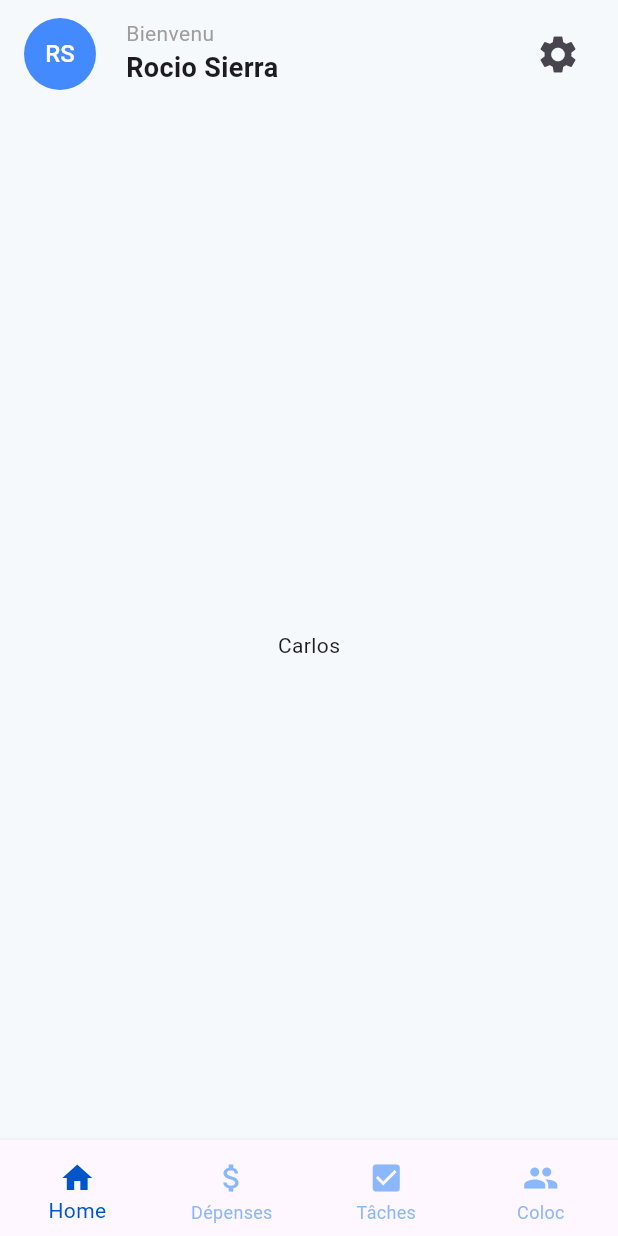
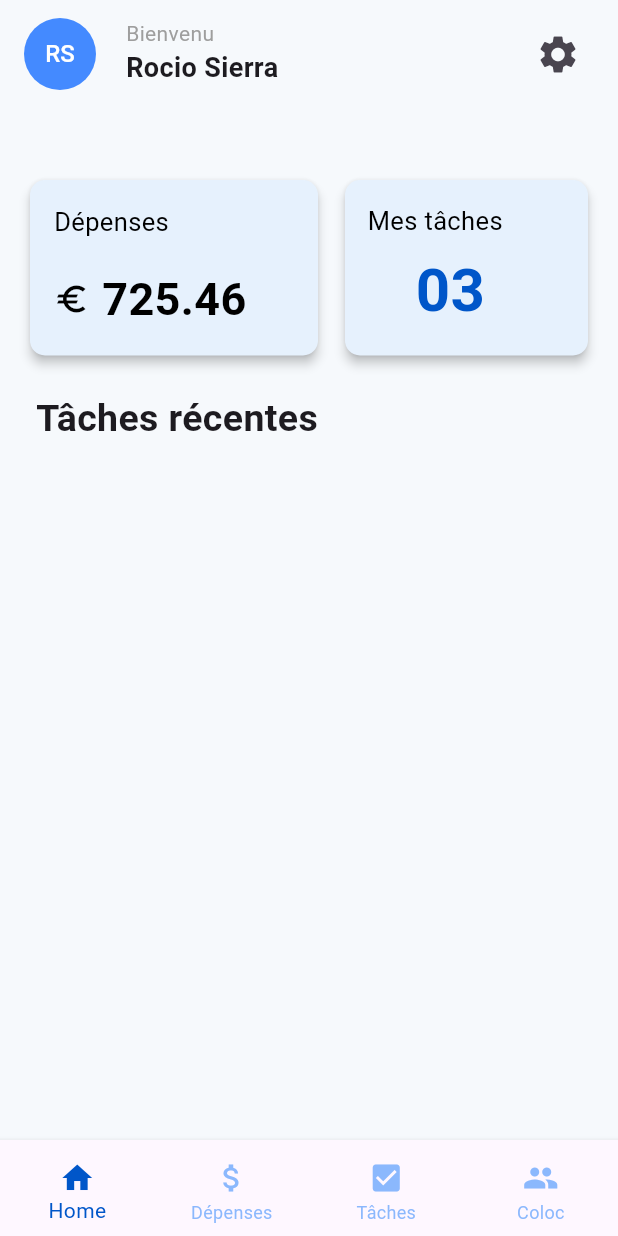
Before and after one commit to CoHabitProject/co_habit_frontend, a Flutter app: the HomeScreen screen opened by its route, on a phone screen of 412 x 824 dp. Run offline on Flutter 3.47's test engine with Material 3 defaults, Android fonts, the phone set to English and light mode, and no system bars; our stand-ins replace dio, get_it, go_router, lottie, pinput, shared_preferences; missing offline and left inert: flutter_appauth; accounts and stored records are empty; network calls fail.

Commit message:
ajout cards première ligne

```diff
--- a/lib/config/theme/app_theme.dart
+++ b/lib/config/theme/app_theme.dart
@@ -6,6 +6,7 @@ class AppTheme {
   static const Color darkPrimaryColor = Color(0xFF0056C9);
   static const Color backgroundColor = Color(0xFFF6F9FC);
   static const Color navBarUnselected = Color(0x993F8EFC);
+  static const Color homeCardBackroundColor = Color(0xFFE6F1FD);
   // Fontes de l'application
   static const String primaryFont = 'Manrope';
 
--- a/lib/presentation/screens/home/home_screen.dart
+++ b/lib/presentation/screens/home/home_screen.dart
@@ -1,6 +1,7 @@
 import 'package:co_habit_frontend/config/theme/app_theme.dart';
 import 'package:co_habit_frontend/presentation/screens/home/widgets/custom_app_bar.dart';
 import 'package:co_habit_frontend/presentation/screens/home/widgets/home_screen_navbar.dart';
+import 'package:co_habit_frontend/presentation/widgets/common/flexible_card.dart';
 import 'package:flutter/material.dart';
 
 class HomeScreen extends StatefulWidget {
@@ -22,8 +23,24 @@ class _HomeScreenState extends State<HomeScreen> {
         lastName: lastName,
         avatarColor: Colors.blueAccent,
       ),
-      body: const Center(
-        child: Text('Carlos'),
+      body: const SingleChildScrollView(
+        padding: EdgeInsets.all(16),
+        child: Column(
+          crossAxisAlignment: CrossAxisAlignment.stretch,
+          children: [
+            _BuildHeaderCards(),
+            SizedBox(
+              height: 20,
+            ),
+            Padding(
+              padding: EdgeInsets.only(left: 8),
+              child: Text(
+                'Tâches récentes',
+                style: TextStyle(fontSize: 25, fontWeight: FontWeight.w700),
+              ),
+            )
+          ],
+        ),
       ),
       bottomNavigationBar:
           HomeScreenNavbar(currentIndex: _selectedIndex, onTap: (int index) {}),
@@ -31,3 +48,50 @@ class _HomeScreenState extends State<HomeScreen> {
     );
   }
 }
+
+class _BuildHeaderCards extends StatelessWidget {
+  const _BuildHeaderCards({
+    super.key,
+  });
+
+  @override
+  Widget build(BuildContext context) {
+    return const Row(
+      children: [
+        FlexibleCard(
+          title: 'Dépenses',
+          width: 200,
+          height: 125,
+          text: '725.46',
+          icon: Icons.euro,
+          borderRadius: 10,
+          iconPosition: IconPosition.left,
+          titleColor: Colors.black,
+          titleSize: 17,
+          titleWeight: FontWeight.normal,
+          cardColor: AppTheme.homeCardBackroundColor,
+          iconColor: Colors.black,
+          textSize: 30,
+          textWeight: FontWeight.bold,
+        ),
+        SizedBox(
+          width: 10,
+        ),
+        FlexibleCard(
+          title: 'Mes tâches',
+          width: 170,
+          height: 125,
+          text: '03',
+          icon: null,
+          borderRadius: 10,
+          textSize: 40,
+          padding: EdgeInsets.all(15),
+          textWeight: FontWeight.bold,
+          titleSize: 17,
+          cardColor: AppTheme.homeCardBackroundColor,
+          textColor: AppTheme.darkPrimaryColor,
+        )
+      ],
+    );
+  }
+}
--- /dev/null
+++ b/lib/presentation/widgets/common/flexible_card.dart
@@ -0,0 +1,157 @@
+import 'package:co_habit_frontend/config/theme/app_theme.dart';
+import 'package:flutter/material.dart';
+
+enum IconPosition { left, right, bottom }
+
+class FlexibleCard extends StatelessWidget {
+  final String title;
+  final String text;
+  final IconData? icon;
+  final IconPosition? iconPosition;
+  final Color? cardColor;
+  final Color? titleColor;
+  final double titleSize;
+  final FontWeight? titleWeight;
+  final Color? textColor;
+  final double textSize;
+  final FontWeight? textWeight;
+  final Color? iconColor;
+  final double width;
+  final double height;
+  final EdgeInsetsGeometry? padding;
+  final EdgeInsetsGeometry? margin;
+  final double borderRadius;
+  final VoidCallback? onTap;
+
+  const FlexibleCard(
+      {super.key,
+      required this.title,
+      required this.text,
+      this.icon,
+      this.iconPosition = IconPosition.left,
+      this.cardColor,
+      this.titleColor,
+      this.textColor,
+      this.iconColor,
+      required this.width,
+      required this.height,
+      this.padding,
+      this.margin,
+      required this.borderRadius,
+      this.onTap,
+      required this.textSize,
+      this.textWeight,
+      required this.titleSize,
+      this.titleWeight});
+
+  @override
+  Widget build(BuildContext context) {
+    return Container(
+      width: width,
+      height: height,
+      margin: margin ?? const EdgeInsets.all(0.0),
+      child: Card(
+        color: cardColor ?? AppTheme.darkPrimaryColor,
+        elevation: 3,
+        shape: RoundedRectangleBorder(
+            borderRadius: BorderRadius.circular(borderRadius)),
+        child: InkWell(
+          onTap: onTap,
+          borderRadius: BorderRadius.circular(borderRadius),
+          child: Padding(
+            padding: padding ?? const EdgeInsets.all(16.0),
+            child: _buildCardContent(context),
+          ),
+        ),
+      ),
+    );
+  }
+
+  Widget _buildCardContent(BuildContext context) {
+    return Column(
+      crossAxisAlignment: CrossAxisAlignment.start,
+      children: [
+        Text(
+          title,
+          style: TextStyle(
+            fontSize: titleSize,
+            fontWeight: titleWeight,
+            color: titleColor ?? Colors.black,
+          ),
+        ),
+        Expanded(child: _buildContentArea(context))
+      ],
+    );
+  }
+
+  Widget _buildContentArea(BuildContext context) {
+    final iconWidget = Icon(
+      icon,
+      color: iconColor ?? Colors.white,
+      size: 24,
+    );
+
+    final textWidget = Text(
+      text,
+      style: TextStyle(
+          fontSize: textSize,
+          color: textColor ?? Colors.black,
+          fontWeight: textWeight ?? FontWeight.normal),
+    );
+
+    switch (iconPosition) {
+      case IconPosition.left:
+        return Align(
+          alignment: Alignment.bottomLeft,
+          child: Row(
+            mainAxisSize: MainAxisSize.min,
+            children: [
+              iconWidget,
+              const SizedBox(
+                width: 8,
+              ),
+              Flexible(child: textWidget)
+            ],
+          ),
+        );
+      case IconPosition.right:
+        return Align(
+          alignment: Alignment.bottomLeft,
+          child: Row(
+            mainAxisSize: MainAxisSize.min,
+            children: [
+              Flexible(child: textWidget),
+              const SizedBox(
+                width: 8,
+              ),
+              iconWidget,
+            ],
+          ),
+        );
+      case IconPosition.bottom:
+        return Align(
+          alignment: Alignment.bottomLeft,
+          child: Row(
+            mainAxisSize: MainAxisSize.min,
+            children: [
+              textWidget,
+              const SizedBox(
+                width: 8,
+              ),
+              iconWidget,
+            ],
+          ),
+        );
+      case null:
+        return Align(
+          alignment: Alignment.bottomLeft,
+          child: Row(
+            mainAxisSize: MainAxisSize.min,
+            children: [
+              textWidget,
+            ],
+          ),
+        );
+    }
+  }
+}
```
